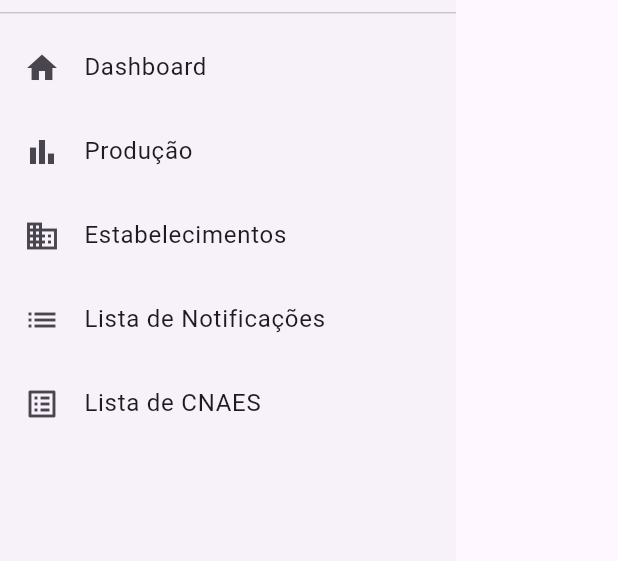
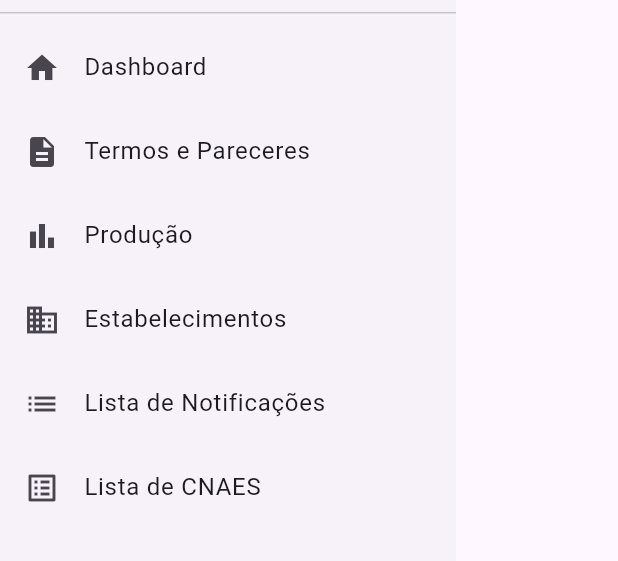
Before and after one commit to FlavioHenriqueNL/VISA-ControleDeProducaoFiscais, a Flutter app: the MenuLateral widget shown alone on an empty page, opened directly with empty values, on a phone screen of 412 x 824 dp, the part 228-789 px from its top. Run offline on Flutter 3.47's test engine with Material 3 defaults, Android fonts, the phone set to English and light mode, and no system bars; our stand-ins replace pdf, printing.

Commit message:
Criação inicial do Page/Widget Termos (Pareceres e Termos)

```diff
--- a/lib/widgets/MenuLateral/menu_lateral.dart
+++ b/lib/widgets/MenuLateral/menu_lateral.dart
@@ -2,26 +2,47 @@ import 'package:flutter/material.dart';
 
 class MenuLateral extends StatelessWidget {
   final void Function(int) onItemSelected;
-  const MenuLateral({
-    required this.onItemSelected,
-    super.key
-  });
+  const MenuLateral({required this.onItemSelected, super.key});
 
   @override
   Widget build(BuildContext context) {
     return Drawer(
-
       child: SingleChildScrollView(
         child: Column(
           children: [
             DrawerHeader(child: Image.asset("assets/VisaLogo.png")),
-            ListTile(onTap: ()=> onItemSelected.call(0), leading: Icon(Icons.home), title: Text("Dashboard"),),
-            ListTile(onTap: ()=> onItemSelected.call(1), leading: Icon(Icons.bar_chart), title: Text("Produção"),),
-            ListTile(onTap: ()=> onItemSelected.call(2), leading: Icon(Icons.business), title: Text("Estabelecimentos"),),
-            ListTile(onTap: ()=> onItemSelected.call(3), leading: Icon(Icons.list), title: Text("Lista de Notificações"),),
-            ListTile(onTap: ()=> onItemSelected.call(4), leading: Icon(Icons.list_alt), title: Text("Lista de CNAES"),),
+            ListTile(
+              onTap: () => onItemSelected.call(0),
+              leading: Icon(Icons.home),
+              title: Text("Dashboard"),
+            ),
+            ListTile(
+              onTap: () => onItemSelected.call(1),
+              leading: Icon(Icons.description),
+              title: Text("Termos e Pareceres"),
+            ),
+            ListTile(
+              onTap: () => onItemSelected.call(2),
+              leading: Icon(Icons.bar_chart),
+              title: Text("Produção"),
+            ),
+            ListTile(
+              onTap: () => onItemSelected.call(3),
+              leading: Icon(Icons.business),
+              title: Text("Estabelecimentos"),
+            ),
+            ListTile(
+              onTap: () => onItemSelected.call(4),
+              leading: Icon(Icons.list),
+              title: Text("Lista de Notificações"),
+            ),
+            ListTile(
+              onTap: () => onItemSelected.call(5),
+              leading: Icon(Icons.list_alt),
+              title: Text("Lista de CNAES"),
+            ),
           ],
-        )
+        ),
       ),
     );
   }
```
Also changed, not shown: lib/domain/entities/cnaes.dart (added, +33 -0 lines), lib/pages/Termos/termos.dart (added, +22 -0 lines), lib/pages/home/dashboard.dart (+4 -3 lines).
